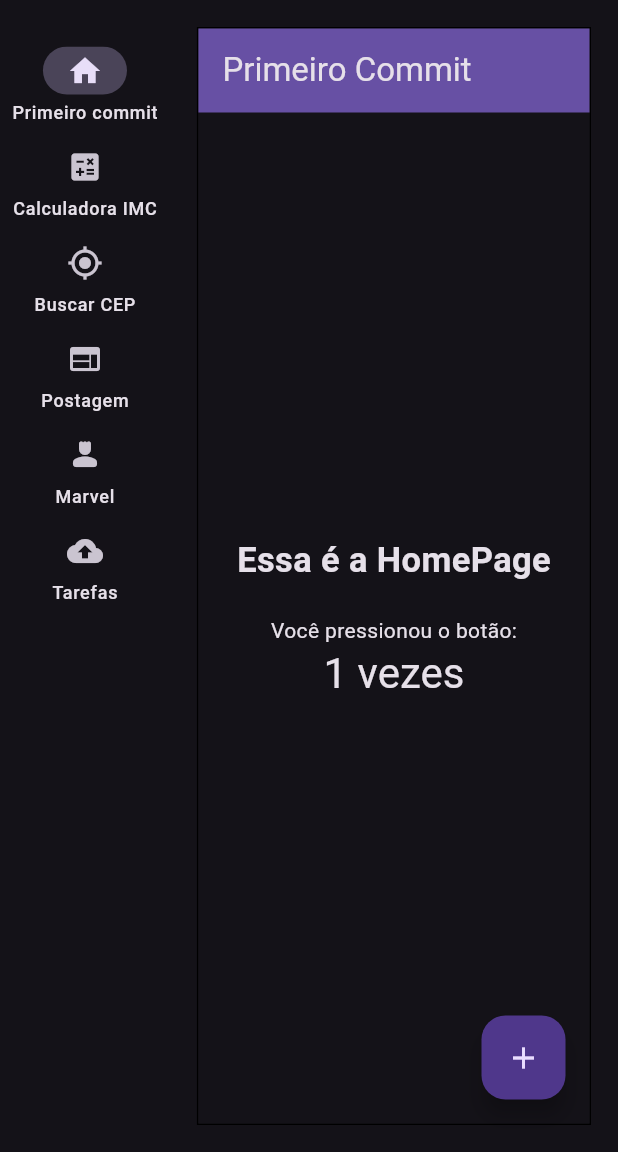
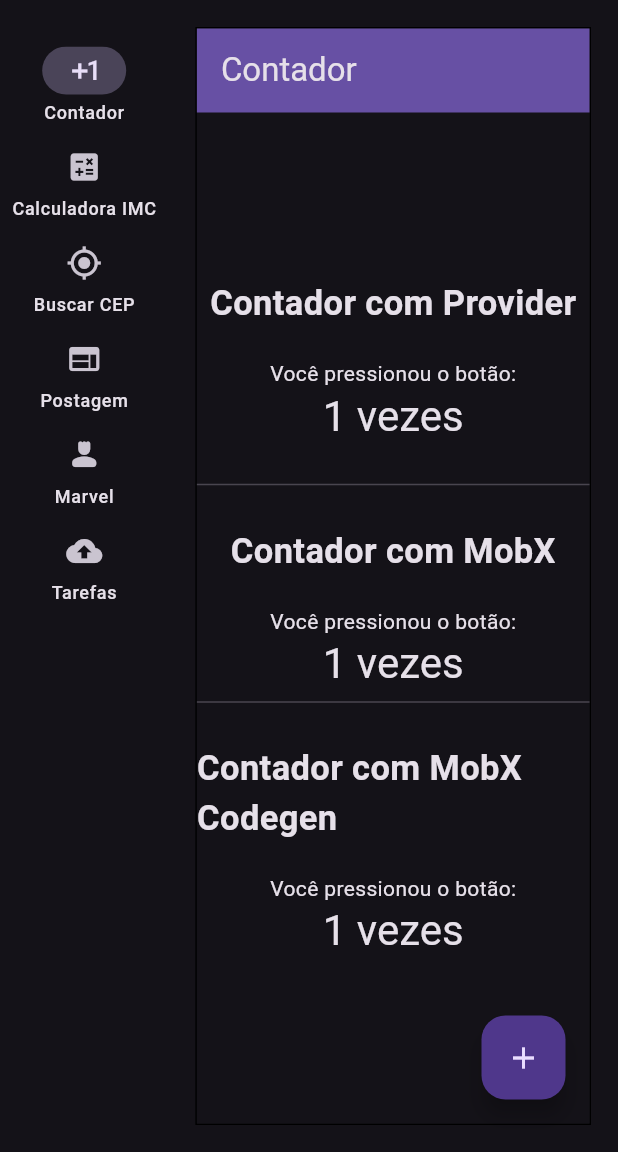
Before and after one commit to BrunoAlm/projetos_flutter_dio, a Flutter app: the screen it shows after launch, after a tap on the "add" icon, on a phone screen of 412 x 824 dp, the part 84-1236 px from its top. Run offline on Flutter 3.47's test engine with Material 3 defaults, Android fonts, the phone set to English and light mode, and no system bars; our stand-ins replace convert, dio, flutter_dotenv, flutter_mobx, get_it, hive_flutter and 1 more; accounts and stored records are empty; generated files the repository leaves out were written again.

Commit message:
feat: gerenciamento de estado provider e mobx no counter

```diff
--- /dev/null
+++ b/devtools_options.yaml
@@ -0,0 +1 @@
+extensions:
--- a/lib/app_widget.dart
+++ b/lib/app_widget.dart
@@ -1,5 +1,6 @@
 import 'package:projetos_flutter_dio/my_navigation_widget.dart';
 import 'package:flutter/material.dart';
+import 'package:projetos_flutter_dio/src/modules/counter/counter_provider_service.dart';
 import 'package:projetos_flutter_dio/src/shared/dark_mode_service.dart';
 import 'package:provider/provider.dart';
 
@@ -11,8 +12,9 @@ class AppWidget extends StatelessWidget {
     return MultiProvider(
       providers: [
         ChangeNotifierProvider<DarkModeService>(
-          create: (context) => DarkModeService(),
-        )
+            create: (_) => DarkModeService()),
+        ChangeNotifierProvider<CounterProviderService>(
+            create: (_) => CounterProviderService())
       ],
       child: Consumer<DarkModeService>(
         builder: (context, darkModeService, child) => MaterialApp(
--- a/lib/my_navigation_widget.dart
+++ b/lib/my_navigation_widget.dart
@@ -1,6 +1,6 @@
 import 'package:projetos_flutter_dio/src/modules/imc/imc_page.dart';
 import 'package:projetos_flutter_dio/src/modules/cep/cep_page.dart';
-import 'package:projetos_flutter_dio/src/modules/first_commit/first_commit_page.dart';
+import 'package:projetos_flutter_dio/src/modules/counter/counter_page.dart';
 import 'package:projetos_flutter_dio/src/modules/marvel/marvel_page.dart';
 import 'package:projetos_flutter_dio/src/modules/posts/posts_page.dart';
 import 'package:projetos_flutter_dio/src/modules/tarefas/tarefas_page.dart';
@@ -20,7 +20,7 @@ class _MyNavigationState extends State<MyNavigation> {
   int _actualPage = 0;
 
   List<Widget> allChallenges = [
-    const FirstCommitPae(title: 'Primeiro Commit'),
+    const CounterPage(title: 'Contador'),
     const ImcPage(title: 'Calculadora de IMC'),
     const CepPage(title: 'Buscar CEP'),
     const PostsPage(title: 'Posts'),
@@ -52,13 +52,16 @@ class _MyNavigationState extends State<MyNavigation> {
       body: Row(
         mainAxisSize: MainAxisSize.min,
         children: [
-          NavigationRail(
+          Column(
+            children: [
+              Expanded(
+                child: NavigationRail(
                   labelType: NavigationRailLabelType.all,
                   leading: const SizedBox(height: 15),
                   destinations: const [
                     NavigationRailDestination(
-                icon: Icon(Icons.home),
-                label: Text('Primeiro commit'),
+                      icon: Icon(Icons.exposure_plus_1),
+                      label: Text('Contador'),
                     ),
                     NavigationRailDestination(
                       icon: Icon(Icons.calculate),
@@ -88,6 +91,9 @@ class _MyNavigationState extends State<MyNavigation> {
                     });
                   },
                 ),
+              ),
+            ],
+          ),
           Expanded(
             child: Padding(
               padding: const EdgeInsets.all(18.0),
--- /dev/null
+++ b/lib/src/modules/counter/counter_mobx_service.dart
@@ -0,0 +1,16 @@
+import 'package:mobx/mobx.dart';
+
+class CounterMobxService {
+  final _counter = Observable(0);
+  int get counter => _counter.value;
+
+  late Action increment;
+
+  CounterMobxService() {
+    increment = Action(_increment);
+  }
+
+  void _increment() {
+    _counter.value++;
+  }
+}
--- /dev/null
+++ b/lib/src/modules/counter/counter_mobx_store.dart
@@ -0,0 +1,15 @@
+import 'package:mobx/mobx.dart';
+
+part 'counter_mobx_store.g.dart';
+
+class CounterMobXStore = _CounterMobXStore with _$CounterMobXStore;
+
+abstract class _CounterMobXStore with Store {
+  @observable
+  int counter = 0;
+
+  @action
+  void increment() {
+    counter++;
+  }
+}
--- /dev/null
+++ b/lib/src/modules/counter/counter_page.dart
@@ -0,0 +1,123 @@
+import 'package:flutter/material.dart';
+import 'package:flutter_mobx/flutter_mobx.dart';
+import 'package:projetos_flutter_dio/src/modules/counter/counter_mobx_service.dart';
+import 'package:projetos_flutter_dio/src/modules/counter/counter_mobx_store.dart';
+import 'package:projetos_flutter_dio/src/modules/counter/counter_provider_service.dart';
+import 'package:provider/provider.dart';
+
+class CounterPage extends StatefulWidget {
+  const CounterPage({super.key, required this.title});
+
+  final String title;
+
+  @override
+  State<CounterPage> createState() => _CounterPageState();
+}
+
+class _CounterPageState extends State<CounterPage> {
+  CounterMobxService counterMobxService = CounterMobxService();
+  CounterMobXStore counterMobXStore = CounterMobXStore();
+
+  @override
+  Widget build(BuildContext context) {
+    return Scaffold(
+      appBar: AppBar(
+        backgroundColor: Theme.of(context).colorScheme.inversePrimary,
+        title: Text(widget.title),
+      ),
+      body: Center(
+        child: SingleChildScrollView(
+          child: Column(
+            mainAxisAlignment: MainAxisAlignment.center,
+            children: <Widget>[
+              Padding(
+                padding: const EdgeInsets.only(bottom: 20),
+                child: Column(
+                  children: [
+                    const Text(
+                      'Contador com Provider',
+                      style: TextStyle(
+                        fontWeight: FontWeight.bold,
+                        fontSize: 23,
+                      ),
+                    ),
+                    const SizedBox(height: 20),
+                    const Text(
+                      'Você pressionou o botão:',
+                    ),
+                    Consumer<CounterProviderService>(
+                      builder: (context, counterService, child) => Text(
+                        '${counterService.counter} vezes',
+                        style: Theme.of(context).textTheme.headlineMedium,
+                      ),
+                    ),
+                  ],
+                ),
+              ),
+              const Divider(),
+              Padding(
+                padding: const EdgeInsets.only(top: 20.0),
+                child: Column(
+                  children: [
+                    const Text(
+                      'Contador com MobX',
+                      style: TextStyle(
+                        fontWeight: FontWeight.bold,
+                        fontSize: 23,
+                      ),
+                    ),
+                    const SizedBox(height: 20),
+                    const Text(
+                      'Você pressionou o botão:',
+                    ),
+                    Observer(
+                      builder: (context) => Text(
+                        '${counterMobxService.counter} vezes',
+                        style: Theme.of(context).textTheme.headlineMedium,
+                      ),
+                    ),
+                  ],
+                ),
+              ),
+              const Divider(),
+              Padding(
+                padding: const EdgeInsets.only(top: 20.0),
+                child: Column(
+                  children: [
+                    const Text(
+                      'Contador com MobX Codegen',
+                      style: TextStyle(
+                        fontWeight: FontWeight.bold,
+                        fontSize: 23,
+                      ),
+                    ),
+                    const SizedBox(height: 20),
+                    const Text(
+                      'Você pressionou o botão:',
+                    ),
+                    Observer(
+                      builder: (context) => Text(
+                        '${counterMobXStore.counter} vezes',
+                        style: Theme.of(context).textTheme.headlineMedium,
+                      ),
+                    ),
+                  ],
+                ),
+              ),
+            ],
+          ),
+        ),
+      ),
+      floatingActionButton: FloatingActionButton(
+        onPressed: () {
+          Provider.of<CounterProviderService>(context, listen: false)
+              .increment();
+          counterMobxService.increment();
+          counterMobXStore.increment();
+        },
+        tooltip: 'Incrementar',
+        child: const Icon(Icons.add),
+      ),
+    );
+  }
+}
--- /dev/null
+++ b/lib/src/modules/counter/counter_provider_service.dart
@@ -0,0 +1,12 @@
+import 'package:flutter/material.dart';
+
+class CounterProviderService extends ChangeNotifier {
+  int _counter = 0;
+
+  int get counter => _counter;
+
+  void increment() {
+    _counter++;
+    notifyListeners();
+  }
+}
--- a/lib/src/modules/first_commit/first_commit_page.dart
+++ /dev/null
@@ -1,57 +0,0 @@
-import 'package:flutter/material.dart';
-
-class FirstCommitPae extends StatefulWidget {
-  const FirstCommitPae({super.key, required this.title});
-
-  final String title;
-
-  @override
-  State<FirstCommitPae> createState() => _FirstCommitPaeState();
-}
-
-class _FirstCommitPaeState extends State<FirstCommitPae> {
-  int _counter = 0;
-
-  void _incrementCounter() {
-    setState(() {
-      _counter++;
-    });
-  }
-
-  @override
-  Widget build(BuildContext context) {
-    return Scaffold(
-      appBar: AppBar(
-        backgroundColor: Theme.of(context).colorScheme.inversePrimary,
-        title: Text(widget.title),
-      ),
-      body: Center(
-        child: Column(
-          mainAxisAlignment: MainAxisAlignment.center,
-          children: <Widget>[
-            const Text(
-              'Essa é a HomePage',
-              style: TextStyle(
-                fontWeight: FontWeight.bold,
-                fontSize: 23,
-              ),
-            ),
-            const SizedBox(height: 20),
-            const Text(
-              'Você pressionou o botão:',
-            ),
-            Text(
-              '$_counter vezes',
-              style: Theme.of(context).textTheme.headlineMedium,
-            ),
-          ],
-        ),
-      ),
-      floatingActionButton: FloatingActionButton(
-        onPressed: _incrementCounter,
-        tooltip: 'Incrementar',
-        child: const Icon(Icons.add),
-      ),
-    );
-  }
-}
--- a/lib/src/modules/tarefas/tarefas_model.dart
+++ b/lib/src/modules/tarefas/tarefas_model.dart
@@ -26,7 +26,7 @@ class TasksModel {
 class TaskModel {
   final String objectId;
   final String description;
-  final bool finished;
+  bool finished;
   final String createdAt;
   final String updatedAt;
 
@@ -45,8 +45,6 @@ class TaskModel {
     required this.description,
     required this.finished,
   });
-
-  set finished(bool finished) => this.finished = finished;
 
   factory TaskModel.fromJson(Map<String, dynamic> json) {
     return TaskModel(
--- a/pubspec.yaml
+++ b/pubspec.yaml
@@ -44,6 +44,8 @@ dependencies:
   crypto: ^3.0.3
   convert: ^3.1.1
   provider: ^6.1.1
+  flutter_mobx: ^2.2.0+2
+  mobx: ^2.3.0+1
 
 dev_dependencies:
   flutter_test:
@@ -57,6 +59,7 @@ dev_dependencies:
   flutter_lints: ^2.0.0
   hive_generator: ^2.0.1
   build_runner: ^2.4.8
+  mobx_codegen: ^2.6.0+1
 
 # For information on the generic Dart part of this file, see the
 # following page: https://dart.dev/tools/pub/pubspec
```
Also changed, not shown: lib/src/modules/counter/counter_mobx_store.g.dart (added). Lines whose indentation alone changed are shown as unchanged.
